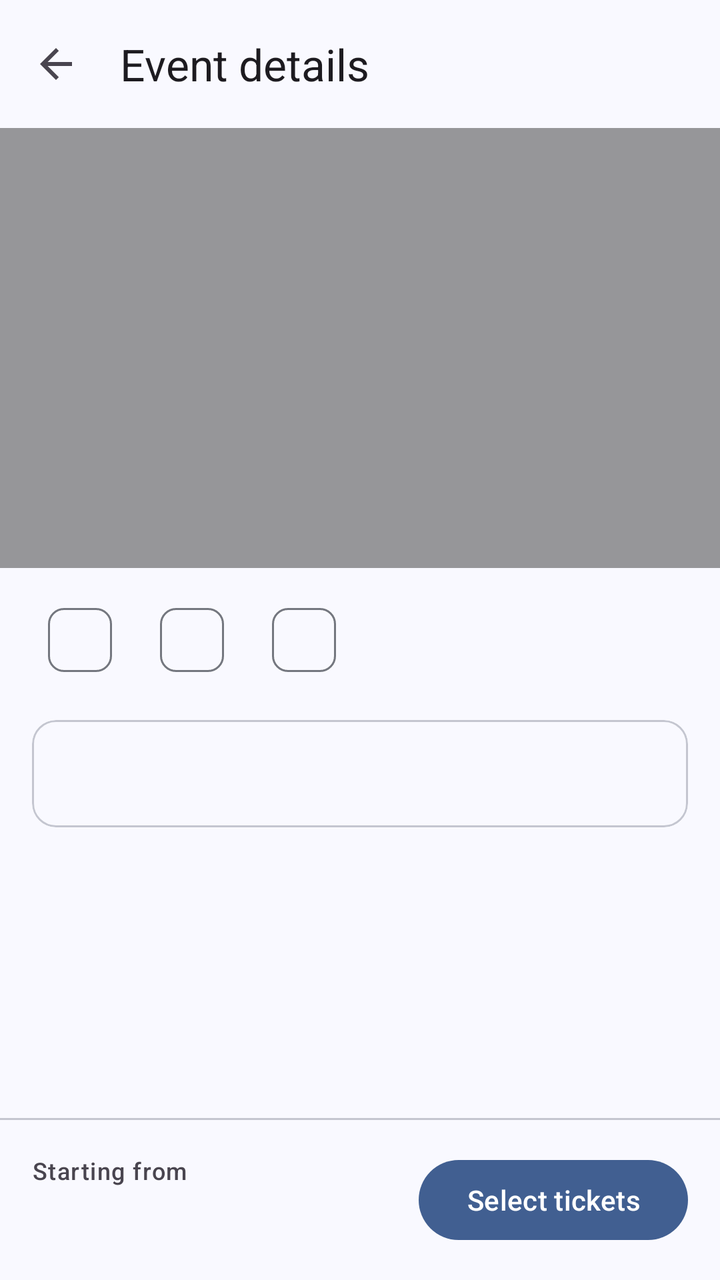
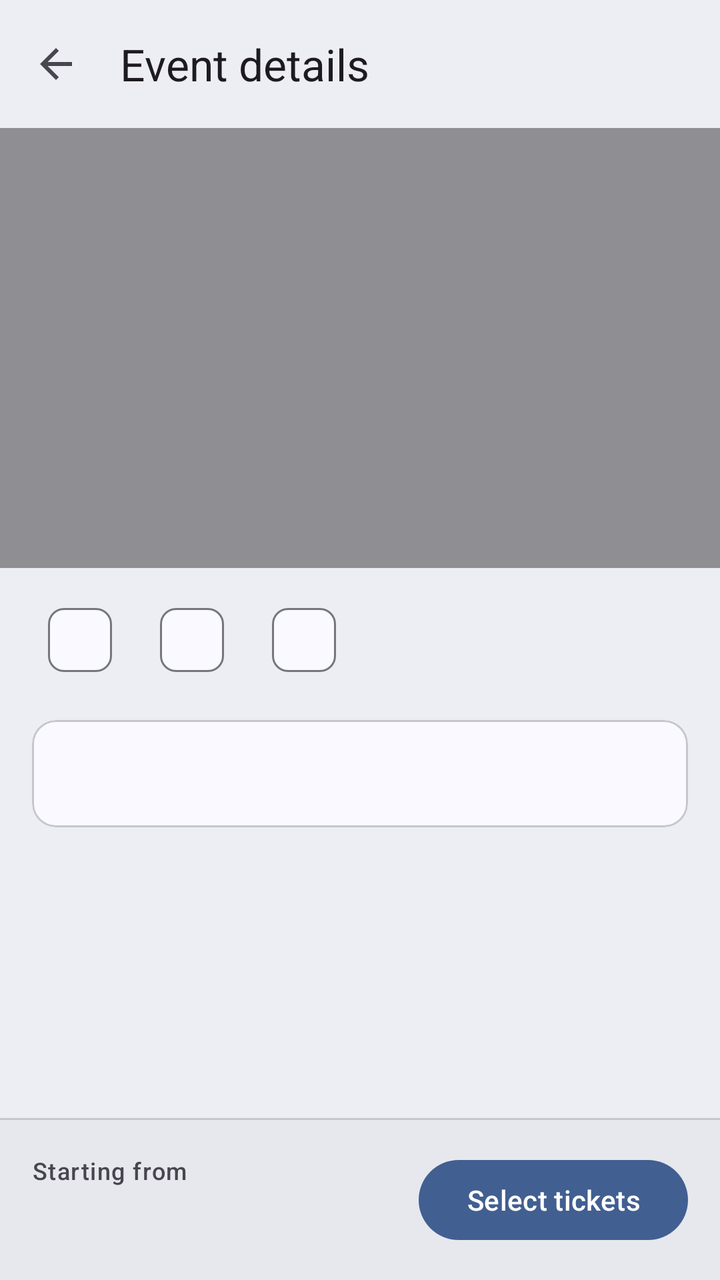

Before-and-after screenshots of an Android layout around one commit, followed by the original layout XML and the change that was made.
<!-- AndroidManifest.xml: application theme Theme.Ticketree -->
<!-- res/layout/activity_event_detail.xml -->
<?xml version="1.0" encoding="utf-8"?>
<LinearLayout xmlns:android="http://schemas.android.com/apk/res/android"
    xmlns:app="http://schemas.android.com/apk/res-auto"
    android:layout_width="match_parent"
    android:layout_height="match_parent"
    android:fitsSystemWindows="true"
    android:orientation="vertical">

    <com.google.android.material.appbar.MaterialToolbar
        android:id="@+id/toolbar"
        android:layout_width="match_parent"
        android:layout_height="?attr/actionBarSize"
        app:navigationContentDescription="Back"
        app:navigationIcon="@drawable/ic_back"
        app:title="Event details" />

    <ScrollView
        android:layout_width="match_parent"
        android:layout_height="0dp"
        android:layout_weight="1">

        <LinearLayout
            android:layout_width="match_parent"
            android:layout_height="wrap_content"
            android:orientation="vertical">

            <FrameLayout
                android:id="@+id/header"
                android:layout_width="match_parent"
                android:layout_height="220dp">

                <ImageView
                    android:id="@+id/ivImage"
                    android:layout_width="match_parent"
                    android:layout_height="match_parent"
                    android:contentDescription="Event image"
                    android:scaleType="centerCrop" />

                <View
                    android:layout_width="match_parent"
                    android:layout_height="match_parent"
                    android:background="#66000000" />

                <com.google.android.material.textview.MaterialTextView
                    android:id="@+id/tvImage"
                    android:layout_width="match_parent"
                    android:layout_height="wrap_content"
                    android:layout_gravity="bottom"
                    android:padding="16dp"
                    android:textAppearance="?attr/textAppearanceHeadlineSmall"
                    android:textColor="@android:color/white" />
            </FrameLayout>

            <com.google.android.material.chip.ChipGroup
                android:layout_width="match_parent"
                android:layout_height="wrap_content"
                android:layout_marginHorizontal="16dp"
                android:layout_marginTop="12dp">

                <com.google.android.material.chip.Chip
                    android:id="@+id/chipCategory"
                    style="@style/Widget.Material3.Chip.Assist"
                    android:layout_width="wrap_content"
                    android:layout_height="wrap_content"
                    android:clickable="false" />

                <com.google.android.material.chip.Chip
                    android:id="@+id/chipVenue"
                    style="@style/Widget.Material3.Chip.Assist"
                    android:layout_width="wrap_content"
                    android:layout_height="wrap_content"
                    android:clickable="false" />

                <com.google.android.material.chip.Chip
                    android:id="@+id/chipAge"
                    style="@style/Widget.Material3.Chip.Assist"
                    android:layout_width="wrap_content"
                    android:layout_height="wrap_content"
                    android:clickable="false" />
            </com.google.android.material.chip.ChipGroup>

            <com.google.android.material.card.MaterialCardView
                android:layout_width="match_parent"
                android:layout_height="wrap_content"
                android:layout_margin="16dp">

                <com.google.android.material.textview.MaterialTextView
                    android:id="@+id/tvDetails"
                    android:layout_width="match_parent"
                    android:layout_height="wrap_content"
                    android:padding="16dp"
                    android:textAppearance="?attr/textAppearanceBodyLarge" />
            </com.google.android.material.card.MaterialCardView>

        </LinearLayout>
    </ScrollView>

    <com.google.android.material.divider.MaterialDivider
        android:layout_width="match_parent"
        android:layout_height="wrap_content" />

    <LinearLayout
        android:layout_width="match_parent"
        android:layout_height="wrap_content"
        android:gravity="center_vertical"
        android:orientation="horizontal"
        android:padding="16dp">

        <LinearLayout
            android:layout_width="0dp"
            android:layout_height="wrap_content"
            android:layout_weight="1"
            android:orientation="vertical">

            <com.google.android.material.textview.MaterialTextView
                android:layout_width="wrap_content"
                android:layout_height="wrap_content"
                android:text="Starting from"
                android:textAppearance="?attr/textAppearanceLabelMedium" />

            <com.google.android.material.textview.MaterialTextView
                android:id="@+id/tvFromPrice"
                android:layout_width="wrap_content"
                android:layout_height="wrap_content"
                android:textAppearance="?attr/textAppearanceTitleLarge" />
        </LinearLayout>

        <com.google.android.material.button.MaterialButton
            android:id="@+id/btnSelectTickets"
            android:layout_width="wrap_content"
            android:layout_height="wrap_content"
            android:text="Select tickets" />
    </LinearLayout>
</LinearLayout>
<!-- resources referenced by this layout -->
<resources>
  <!-- drawable ic_back (drawable) -->
  <vector xmlns:android="http://schemas.android.com/apk/res/android"
      android:width="24dp"
      android:height="24dp"
      android:tint="?attr/colorControlNormal"
      android:viewportWidth="24"
      android:viewportHeight="24">
      <path
          android:fillColor="@android:color/white"
          android:pathData="M20,11H7.83l5.59,-5.59L12,4l-8,8 8,8 1.41,-1.41L7.83,13H20v-2z" />
  </vector>
  <style name="Theme.Ticketree" parent="AppTheme">
          <item name="android:windowSoftInputMode">adjustResize</item>
          <item name="android:windowAnimationStyle">@style/Animation.Ticketree</item>
      </style>
  <style name="Animation.Ticketree" parent="@android:style/Animation.Activity">
          <item name="android:activityOpenEnterAnimation">@anim/screen_open_enter</item>
          <item name="android:activityOpenExitAnimation">@anim/screen_open_exit</item>
          <item name="android:activityCloseEnterAnimation">@anim/screen_close_enter</item>
          <item name="android:activityCloseExitAnimation">@anim/screen_close_exit</item>
      </style>
  <color name="md_theme_primary">#415F91</color>
  <color name="md_theme_onPrimary">#FFFFFF</color>
  <color name="md_theme_primaryContainer">#D6E3FF</color>
  <color name="md_theme_onPrimaryContainer">#284777</color>
  <color name="md_theme_secondary">#565F71</color>
  <color name="md_theme_onSecondary">#FFFFFF</color>
  <color name="md_theme_secondaryContainer">#DAE2F9</color>
  <color name="md_theme_onSecondaryContainer">#3E4759</color>
  <color name="md_theme_tertiary">#705575</color>
  <color name="md_theme_onTertiary">#FFFFFF</color>
  <color name="md_theme_tertiaryContainer">#FAD8FD</color>
  <color name="md_theme_onTertiaryContainer">#573E5C</color>
  <color name="md_theme_error">#BA1A1A</color>
  <color name="md_theme_onError">#FFFFFF</color>
  <color name="md_theme_errorContainer">#FFDAD6</color>
  <color name="md_theme_onErrorContainer">#93000A</color>
  <color name="md_theme_background">#F9F9FF</color>
  <color name="md_theme_onBackground">#191C20</color>
  <color name="md_theme_surface">#F9F9FF</color>
  <color name="md_theme_onSurface">#191C20</color>
  <color name="md_theme_surfaceVariant">#E0E2EC</color>
  <color name="md_theme_onSurfaceVariant">#44474E</color>
  <color name="md_theme_outline">#74777F</color>
  <color name="md_theme_outlineVariant">#C4C6D0</color>
  <color name="md_theme_inverseSurface">#2E3036</color>
  <color name="md_theme_inverseOnSurface">#F0F0F7</color>
  <color name="md_theme_inversePrimary">#AAC7FF</color>
  <color name="md_theme_primaryFixed">#D6E3FF</color>
  <color name="md_theme_onPrimaryFixed">#001B3E</color>
  <color name="md_theme_primaryFixedDim">#AAC7FF</color>
  <color name="md_theme_onPrimaryFixedVariant">#284777</color>
  <color name="md_theme_secondaryFixed">#DAE2F9</color>
  <color name="md_theme_onSecondaryFixed">#131C2B</color>
  <color name="md_theme_secondaryFixedDim">#BEC6DC</color>
  <color name="md_theme_onSecondaryFixedVariant">#3E4759</color>
  <color name="md_theme_tertiaryFixed">#FAD8FD</color>
  <color name="md_theme_onTertiaryFixed">#28132E</color>
  <color name="md_theme_tertiaryFixedDim">#DDBCE0</color>
  <color name="md_theme_onTertiaryFixedVariant">#573E5C</color>
  <color name="md_theme_surfaceDim">#D9D9E0</color>
  <color name="md_theme_surfaceBright">#F9F9FF</color>
  <color name="md_theme_surfaceContainerLowest">#FFFFFF</color>
  <color name="md_theme_surfaceContainerLow">#F3F3FA</color>
  <color name="md_theme_surfaceContainer">#EDEDF4</color>
  <color name="md_theme_surfaceContainerHigh">#E7E8EE</color>
  <color name="md_theme_surfaceContainerHighest">#E2E2E9</color>
  <!-- unchanged entries left out for length: 1 -->
</resources>

<!-- the commit's change to res/layout/activity_event_detail.xml (unified diff, before → after) -->
@@ -8,6 +8,7 @@
 
     <com.google.android.material.appbar.MaterialToolbar
         android:id="@+id/toolbar"
+        android:background="?attr/colorSurfaceContainer"
         android:layout_width="match_parent"
         android:layout_height="?attr/actionBarSize"
         app:navigationContentDescription="Back"
@@ -100,6 +101,7 @@
         android:layout_height="wrap_content" />
 
     <LinearLayout
+        android:background="?attr/colorSurfaceContainerHigh"
         android:layout_width="match_parent"
         android:layout_height="wrap_content"
         android:gravity="center_vertical"
@@ -122,7 +124,8 @@
                 android:id="@+id/tvFromPrice"
                 android:layout_width="wrap_content"
                 android:layout_height="wrap_content"
-                android:textAppearance="?attr/textAppearanceTitleLarge" />
+                android:textAppearance="?attr/textAppearanceTitleLarge"
+                android:textColor="?attr/colorPrimary" />
         </LinearLayout>
 
         <com.google.android.material.button.MaterialButton
<!-- resource entries referenced after the edit -->
@@ -14,6 +14,7 @@
   <style name="Theme.Ticketree" parent="AppTheme">
           <item name="android:windowSoftInputMode">adjustResize</item>
           <item name="android:windowAnimationStyle">@style/Animation.Ticketree</item>
+          <item name="android:windowBackground">?attr/colorSurfaceContainer</item>
       </style>
   <style name="Animation.Ticketree" parent="@android:style/Animation.Activity">
           <item name="android:activityOpenEnterAnimation">@anim/screen_open_enter</item>
